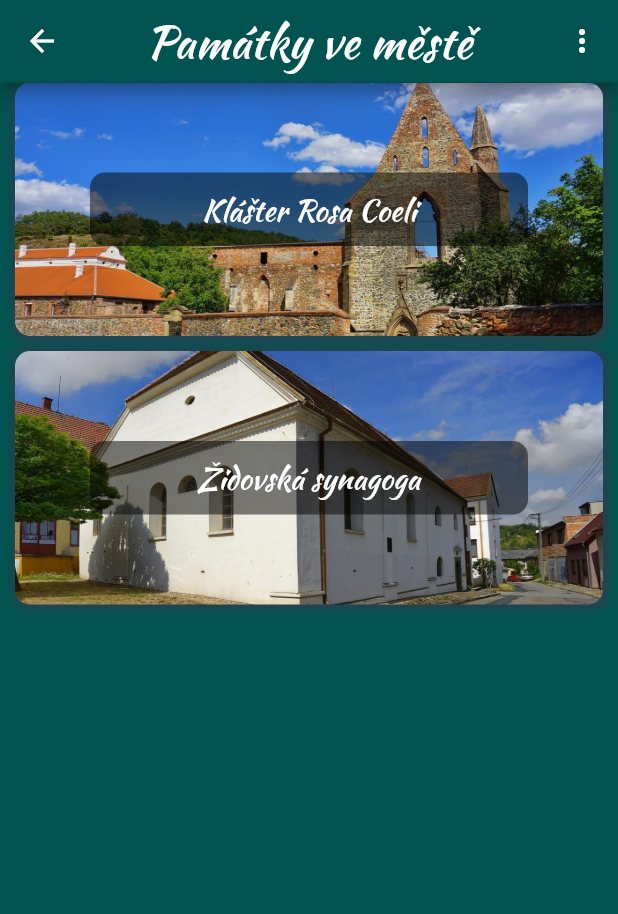
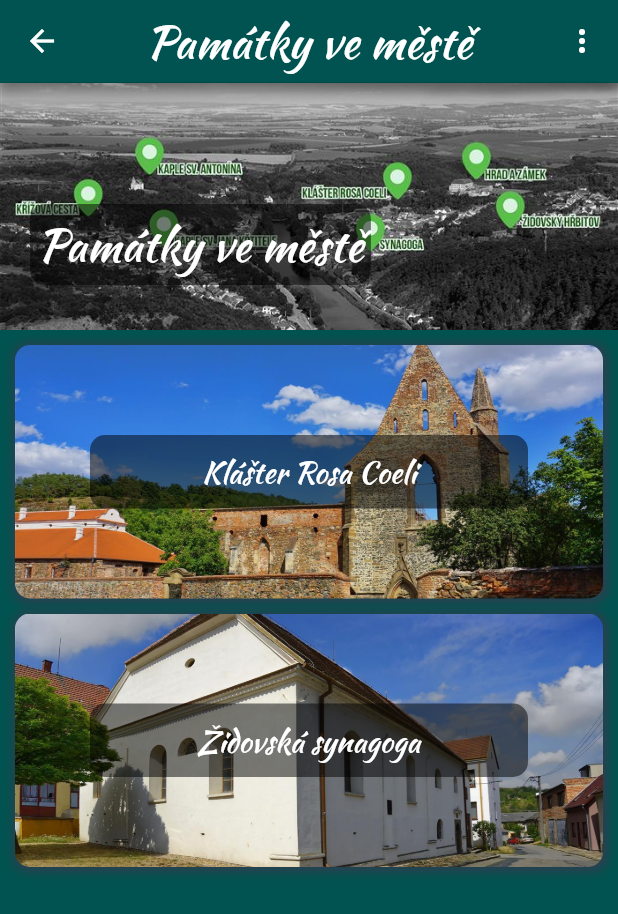
Before and after one commit to zowelu/dolni_kounice, a Flutter app: the Monuments screen opened by its route, on a phone screen of 412 x 824 dp. Shown: the top 914 px of the screen. Run offline on Flutter 3.47's test engine with Material 2 defaults, Android fonts, the phone set to English and light mode, and no system bars; our stand-ins replace audioplayers, photo_view.

Commit message:
přidána hlavička do monuments.dart

```diff
--- a/lib/screens/monuments.dart
+++ b/lib/screens/monuments.dart
@@ -1,5 +1,6 @@
 import 'package:flutter/material.dart';
 import 'package:mesto_pamatek/components/choice_container.dart';
+import 'package:mesto_pamatek/components/container_header_image_background.dart';
 import 'package:mesto_pamatek/components/default_page_of_choice.dart';
 import 'package:mesto_pamatek/screens/monuments_jevish_synagogue.dart';
 import 'package:mesto_pamatek/screens/monuments_rosa_coeli.dart';
@@ -16,6 +17,7 @@ class _MonumentsState extends State<Monuments> {
     return DefaultPageOfChoice(
       tittleOfAppbar: 'Památky ve městě',
       listOfWidget: [
+        ContainerHeaderImageBackground(assetImage: 'assets/images/pamatky/mesto_pamatek_uvod/pamatky-mapa.jpg', textHeader: 'Památky ve městě', text: '',),
         ChoiceContainer(
           assetImageOfChoice:
               'assets/images/pamatky/klaster_rosa_coeli/klaster-pohled-zepredu.jpg',
```
